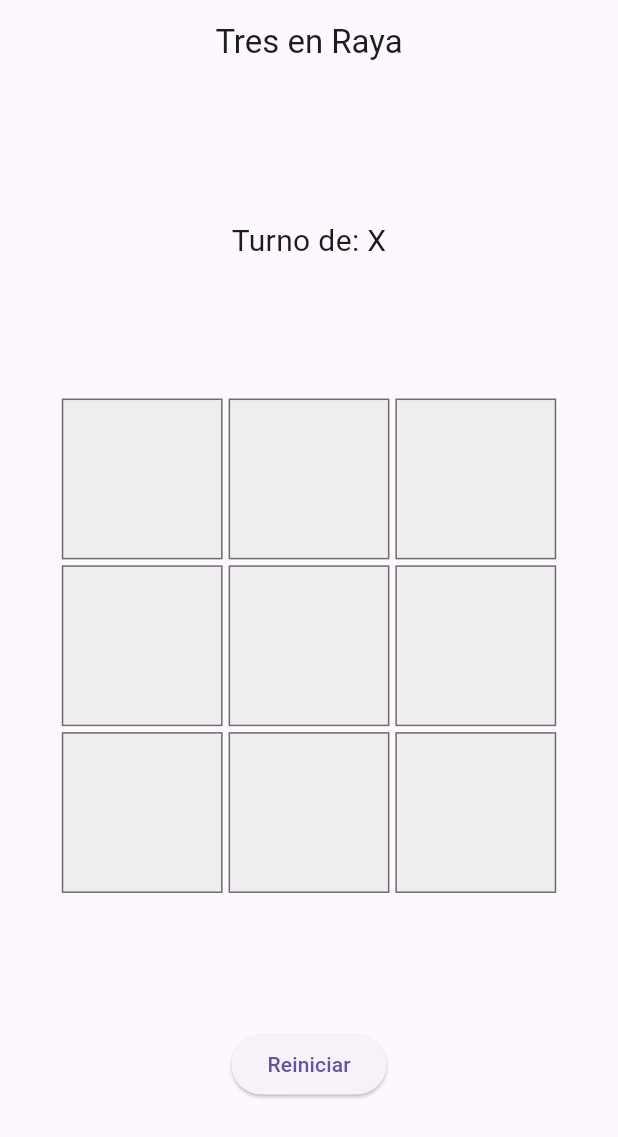
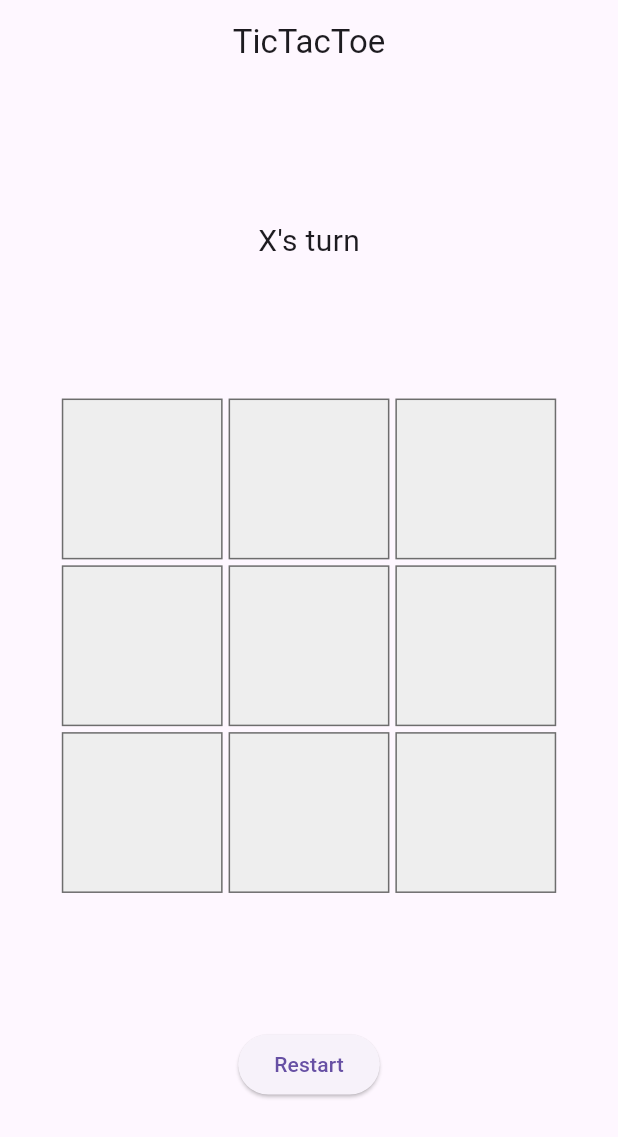
Before and after one commit to Albgarsan/TicTacToe, a Flutter app: the screen it shows after launch, on a phone screen of 412 x 824 dp. Shown: the top 1137 px of the screen. Run offline on Flutter 3.47's test engine with Material 3 defaults, Android fonts, the phone set to English and light mode, and no system bars.

Commit message:
finished basics

```diff
--- a/lib/main.dart
+++ b/lib/main.dart
@@ -10,7 +10,7 @@ class TicTacToeApp extends StatelessWidget {
   @override
   Widget build(BuildContext context) {
     return MaterialApp(
-      title: 'Tres en Raya',
+      title: 'TicTacToe',
       home: const TicTacToeGame(),
       debugShowCheckedModeBanner: false,
     );
@@ -60,7 +60,7 @@ class _TicTacToeGameState extends State<TicTacToeGame> {
       }
     }
 
-    if (!board.contains('')) return 'Empate';
+    if (!board.contains('')) return 'Tie';
     return null;
   }
 
@@ -80,7 +80,7 @@ class _TicTacToeGameState extends State<TicTacToeGame> {
 
     return Scaffold(
       appBar: AppBar(
-        title: const Text('Tres en Raya'),
+        title: const Text('TicTacToe'),
         centerTitle: true,
       ),
       body: Center(
@@ -89,8 +89,8 @@ class _TicTacToeGameState extends State<TicTacToeGame> {
           children: [
             Text(
               winner == null
-                  ? 'Turno de: $currentPlayer'
-                  : (winner == 'Empate' ? '¡Empate!' : 'Ganador: $winner'),
+                  ? "$currentPlayer's turn"
+                  : (winner == 'Tie' ? 'Tie!' : 'Winner: $winner'),
               style: const TextStyle(fontSize: 20),
             ),
             SizedBox(
@@ -130,7 +130,7 @@ class _TicTacToeGameState extends State<TicTacToeGame> {
             ),
             ElevatedButton(
               onPressed: _resetGame,
-              child: const Text('Reiniciar'),
+              child: const Text('Restart'),
             ),
           ],
         ),
```
